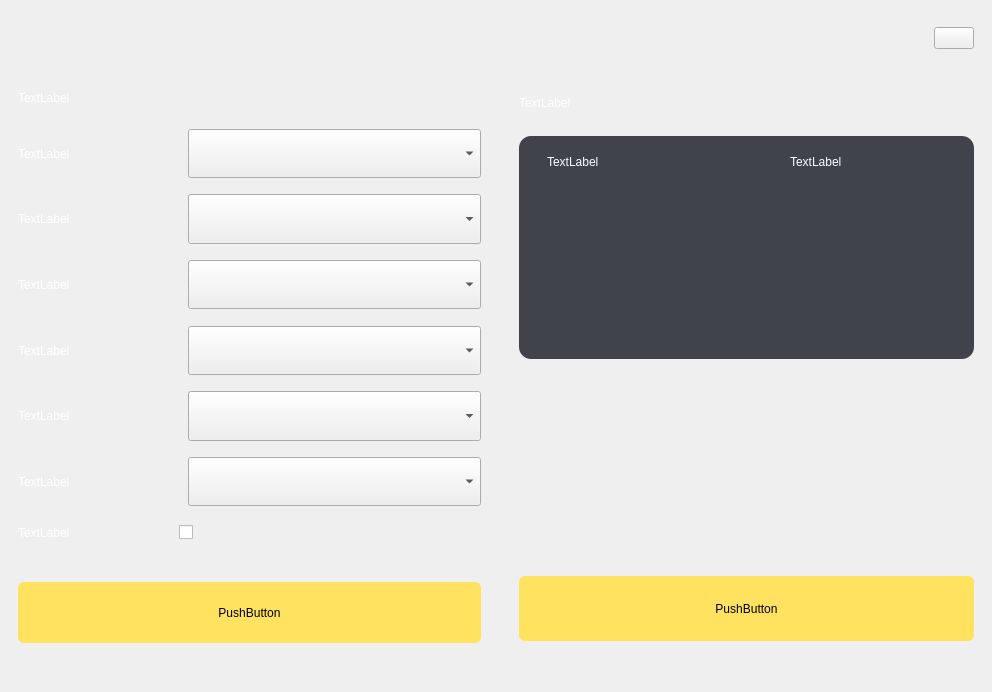
Old version of the form tasklist/widgetaddtask.ui in the repository LongyuHe1990/AgvMonitor.
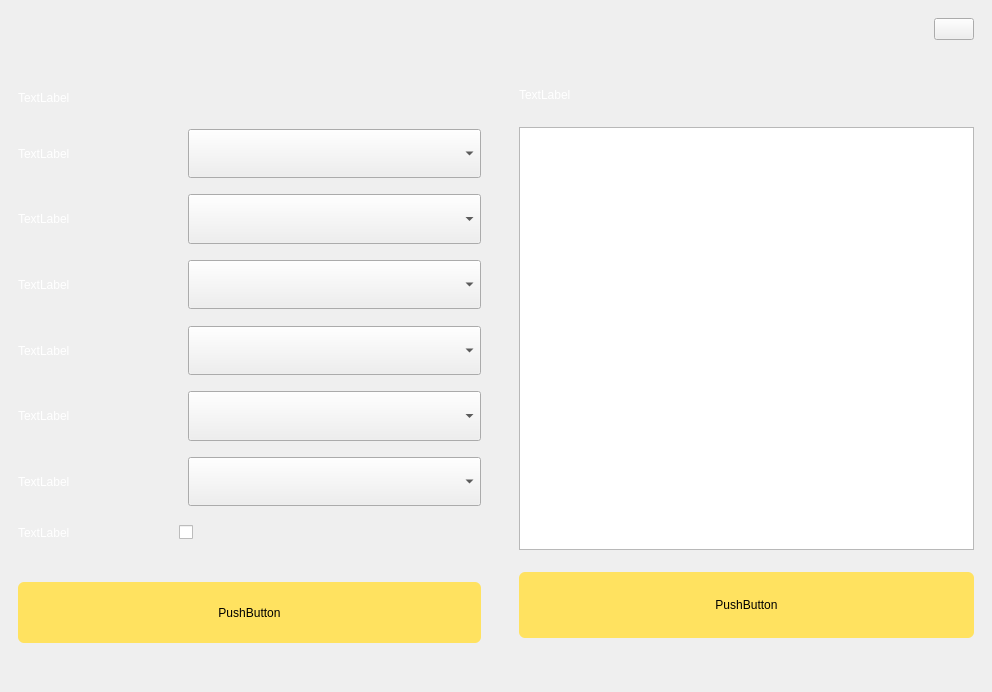
New version of the form. Icons and pictures are not drawn.

```diff
--- a/tasklist/widgetaddtask.ui
+++ b/tasklist/widgetaddtask.ui
@@ -621,7 +621,7 @@
        </layout>
       </item>
       <item>
-       <layout class="QVBoxLayout" name="verticalLayout_5" stretch="4,9,19,12,9,103,100,30,15">
+       <layout class="QVBoxLayout" name="verticalLayout_5" stretch="4,10,19,12,9,193,10,30,15">
         <property name="spacing">
          <number>0</number>
         </property>
@@ -629,13 +629,13 @@
          <number>20</number>
         </property>
         <property name="topMargin">
-         <number>9</number>
+         <number>0</number>
         </property>
         <property name="rightMargin">
          <number>9</number>
         </property>
         <property name="bottomMargin">
-         <number>9</number>
+         <number>12</number>
         </property>
         <item>
          <spacer name="verticalSpacer_11">
@@ -753,11 +753,10 @@
         </item>
         <item>
          <widget class="QWidget" name="widget_2" native="true">
-          <property name="styleSheet">
-           <string notr="true">#widget_2{background-color: rgb(64, 67, 76);border-radius:12px;}
-</string>
-          </property>
-          <layout class="QVBoxLayout" name="verticalLayout_2" stretch="1,3">
+          <layout class="QVBoxLayout" name="verticalLayout_2" stretch="0">
+           <property name="spacing">
+            <number>0</number>
+           </property>
            <property name="leftMargin">
             <number>0</number>
            </property>
@@ -768,120 +767,16 @@
             <number>0</number>
            </property>
            <property name="bottomMargin">
-            <number>9</number>
+            <number>0</number>
            </property>
            <item>
-            <layout class="QHBoxLayout" name="horizontalLayout_11" stretch="11,45,49,45,26">
-             <property name="spacing">
-              <number>0</number>
+            <widget class="QTableView" name="tableView">
+             <property name="sizePolicy">
+              <sizepolicy hsizetype="Preferred" vsizetype="Preferred">
+               <horstretch>0</horstretch>
+               <verstretch>0</verstretch>
+              </sizepolicy>
              </property>
-             <item>
-              <spacer name="horizontalSpacer_10">
-               <property name="orientation">
-                <enum>Qt::Horizontal</enum>
-               </property>
-               <property name="sizeHint" stdset="0">
-                <size>
-                 <width>40</width>
-                 <height>20</height>
-                </size>
-               </property>
-              </spacer>
-             </item>
-             <item>
-              <widget class="QLabel" name="label_target1">
-               <property name="styleSheet">
-                <string notr="true">QLabel{background-color: rgb(255, 255, 255, 0);color: rgb(255, 255, 255);border:none;}
-
-</string>
-               </property>
-               <property name="text">
-                <string>TextLabel</string>
-               </property>
-              </widget>
-             </item>
-             <item>
-              <spacer name="horizontalSpacer_12">
-               <property name="orientation">
-                <enum>Qt::Horizontal</enum>
-               </property>
-               <property name="sizeHint" stdset="0">
-                <size>
-                 <width>40</width>
-                 <height>20</height>
-                </size>
-               </property>
-              </spacer>
-             </item>
-             <item>
-              <widget class="QLabel" name="label_action1">
-               <property name="styleSheet">
-                <string notr="true">QLabel{background-color: rgb(255, 255, 255, 0);color: rgb(255, 255, 255);border:none;}
-
-</string>
-               </property>
-               <property name="text">
-                <string>TextLabel</string>
-               </property>
-              </widget>
-             </item>
-             <item>
-              <spacer name="horizontalSpacer_11">
-               <property name="orientation">
-                <enum>Qt::Horizontal</enum>
-               </property>
-               <property name="sizeHint" stdset="0">
-                <size>
-                 <width>40</width>
-                 <height>20</height>
-                </size>
-               </property>
-              </spacer>
-             </item>
-            </layout>
-           </item>
-           <item>
-            <widget class="QScrollArea" name="scrollArea">
-             <property name="styleSheet">
-              <string notr="true">#scrollArea{background-color: rgba(255, 255, 255, 0);border:none}</string>
-             </property>
-             <property name="widgetResizable">
-              <bool>true</bool>
-             </property>
-             <widget class="QWidget" name="scrollAreaWidgetContents">
-              <property name="geometry">
-               <rect>
-                <x>0</x>
-                <y>0</y>
-                <width>455</width>
-                <height>156</height>
-               </rect>
-              </property>
-              <property name="styleSheet">
-               <string notr="true">#scrollAreaWidgetContents{background-color: rgba(255, 255, 255,0);}
-</string>
-              </property>
-              <layout class="QGridLayout" name="gridLayout_2">
-               <property name="leftMargin">
-                <number>0</number>
-               </property>
-               <property name="topMargin">
-                <number>0</number>
-               </property>
-               <property name="rightMargin">
-                <number>0</number>
-               </property>
-               <property name="bottomMargin">
-                <number>0</number>
-               </property>
-               <property name="horizontalSpacing">
-                <number>0</number>
-               </property>
-               <item row="0" column="0">
-                <layout class="QVBoxLayout" name="verticalLayout_3"/>
-               </item>
-              </layout>
-             </widget>
             </widget>
            </item>
           </layout>
```
